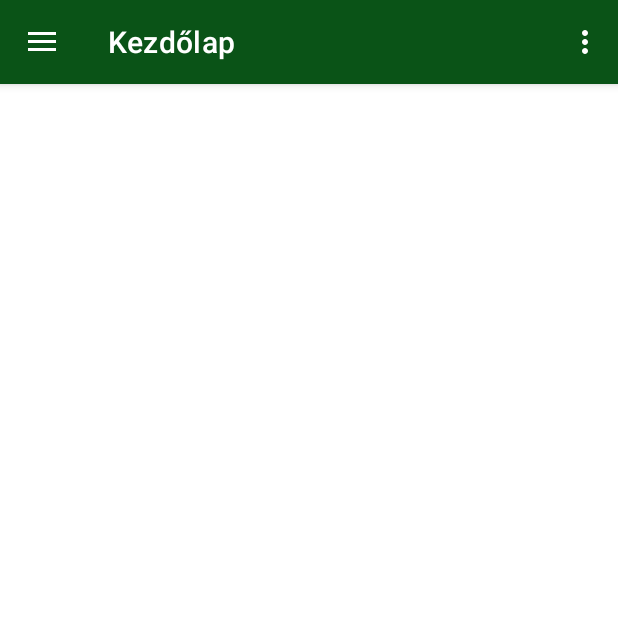
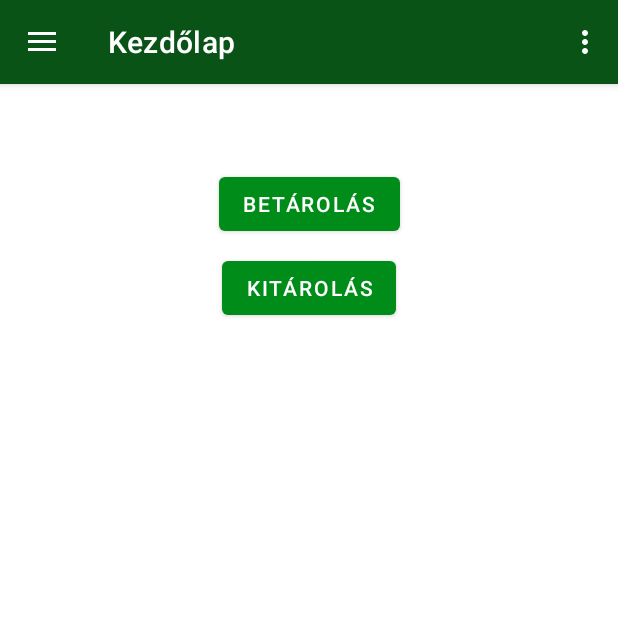
Before and after one commit to palinkasakos/raktar-kezeles, an Android app: the screen it shows after launch (MainActivity), on a phone screen of 412 x 824 dp, the top half of it. Run offline under Robolectric (Android 15) with nearby library versions, the phone set to English and light mode, and no system bars; our stand-ins replace Dagger/Hilt's generated code, Timber, data binding, navigation-ui, paging; libraries missing offline, so code that uses them is left out: androidx.hilt.work.

Commit message:
home fragment, navigation fix

```diff
--- a/app/src/main/java/com/palinkas/raktar/ui/common/BaseBindingFragment.kt
+++ b/app/src/main/java/com/palinkas/raktar/ui/common/BaseBindingFragment.kt
@@ -28,9 +28,6 @@ abstract class BaseBindingFragment<V : ViewDataBinding, VM : BaseViewModel> : Fr
     private val localJob: Job = Job()
     override val coroutineContext: CoroutineContext
         get() = Dispatchers.Main + localJob
-
-    @Inject
-    lateinit var loadingHelper: LoadingHelper
 
     @Inject
     lateinit var prefManager: PrefManager
--- a/app/src/main/java/com/palinkas/raktar/ui/common/BaseViewModel.kt
+++ b/app/src/main/java/com/palinkas/raktar/ui/common/BaseViewModel.kt
@@ -5,6 +5,7 @@ import androidx.lifecycle.ViewModel
 import androidx.lifecycle.viewModelScope
 import com.palinkas.raktar.utils.BusinessException
 import com.palinkas.raktar.utils.LoadingHelper
+import dagger.hilt.android.lifecycle.HiltViewModel
 import kotlinx.coroutines.Dispatchers
 import kotlinx.coroutines.flow.MutableSharedFlow
 import kotlinx.coroutines.flow.SharedFlow
@@ -14,7 +15,8 @@ import kotlinx.coroutines.withContext
 import timber.log.Timber
 import javax.inject.Inject
 
-open class BaseViewModel : ViewModel() {
+@HiltViewModel
+open class BaseViewModel @Inject constructor() : ViewModel() {
     @Inject
     lateinit var loadingHelper: LoadingHelper
 
@@ -41,13 +43,13 @@ open class BaseViewModel : ViewModel() {
 
     fun showLoading() {
         viewModelScope.launch {
-            loadingHelper.showLoading()
+            //loadingHelper.showLoading()
         }
     }
 
     fun hideLoading() {
         viewModelScope.launch {
-            loadingHelper.hideLoading()
+            //loadingHelper.hideLoading()
         }
     }
 
--- a/app/src/main/java/com/palinkas/raktar/ui/deliveryNoteIn/DeliveryNoteInFragment.kt
+++ /dev/null
@@ -1,36 +0,0 @@
-package com.palinkas.raktar.ui.deliveryNoteIn
-
-import android.os.Bundle
-import android.view.LayoutInflater
-import android.view.View
-import android.view.ViewGroup
-import androidx.fragment.app.Fragment
-import androidx.lifecycle.ViewModelProvider
-import com.palinkas.raktar.databinding.FragmentDeliveryNoteInBinding
-
-class DeliveryNoteInFragment : Fragment() {
-
-    private var _binding: FragmentDeliveryNoteInBinding? = null
-
-    // This property is only valid between onCreateView and
-    // onDestroyView.
-    private val binding get() = _binding!!
-
-    override fun onCreateView(
-        inflater: LayoutInflater,
-        container: ViewGroup?,
-        savedInstanceState: Bundle?
-    ): View {
-        val deliveryNoteInViewModel =
-            ViewModelProvider(this)[DeliveryNoteInViewModel::class.java]
-
-        _binding = FragmentDeliveryNoteInBinding.inflate(inflater, container, false)
-
-        return binding.root
-    }
-
-    override fun onDestroyView() {
-        super.onDestroyView()
-        _binding = null
-    }
-}
--- a/app/src/main/java/com/palinkas/raktar/ui/deliveryNoteIn/DeliveryNoteInViewModel.kt
+++ /dev/null
@@ -1,9 +0,0 @@
-package com.palinkas.raktar.ui.deliveryNoteIn
-
-import androidx.lifecycle.LiveData
-import androidx.lifecycle.MutableLiveData
-import androidx.lifecycle.ViewModel
-
-class DeliveryNoteInViewModel : ViewModel() {
-
-}
--- /dev/null
+++ b/app/src/main/java/com/palinkas/raktar/ui/home/HomeFragment.kt
@@ -0,0 +1,41 @@
+package com.palinkas.raktar.ui.home
+
+import android.os.Bundle
+import android.view.LayoutInflater
+import android.view.View
+import android.view.ViewGroup
+import androidx.fragment.app.viewModels
+import com.palinkas.raktar.databinding.FragmentHomeBinding
+import com.palinkas.raktar.ui.common.BaseBindingFragment
+import com.palinkas.raktar.utils.navigateTo
+import com.palinkas.raktar.utils.setDebouncingOnClickListener
+import dagger.hilt.android.AndroidEntryPoint
+
+@AndroidEntryPoint
+class HomeFragment : BaseBindingFragment<FragmentHomeBinding, HomeViewModel>() {
+    private val homeViewModel by viewModels<HomeViewModel>()
+
+    override fun onCreateView(
+        inflater: LayoutInflater,
+        container: ViewGroup?,
+        savedInstanceState: Bundle?
+    ): View {
+        binding = FragmentHomeBinding.inflate(inflater, container, false)
+
+        initListeners()
+
+        return binding.root
+    }
+
+    private fun initListeners() {
+        binding.navigateStorageInButton.setDebouncingOnClickListener {
+            navigateTo(HomeFragmentDirections.actionNavHomeToStorageInFragment())
+        }
+
+        binding.navigateStorageOutButton.setDebouncingOnClickListener {
+
+        }
+    }
+
+    override fun setUpViewModel() = homeViewModel
+}
--- /dev/null
+++ b/app/src/main/java/com/palinkas/raktar/ui/home/HomeViewModel.kt
@@ -0,0 +1,8 @@
+package com.palinkas.raktar.ui.home
+
+import androidx.lifecycle.ViewModel
+import com.palinkas.raktar.ui.common.BaseViewModel
+
+class HomeViewModel : BaseViewModel() {
+
+}
--- a/app/src/main/java/com/palinkas/raktar/ui/storageIn/StorageInFragment.kt
+++ b/app/src/main/java/com/palinkas/raktar/ui/storageIn/StorageInFragment.kt
@@ -6,7 +6,6 @@ import android.view.View
 import android.view.ViewGroup
 import androidx.fragment.app.Fragment
 import androidx.lifecycle.ViewModelProvider
-import com.palinkas.raktar.databinding.FragmentDeliveryNoteInBinding
 import com.palinkas.raktar.databinding.FragmentStorageInBinding
 
 class StorageInFragment : Fragment() {
--- a/app/src/main/res/layout/fragment_company.xml
+++ b/app/src/main/res/layout/fragment_company.xml
@@ -104,6 +104,8 @@
             android:text="@string/new_storage_upper"
             app:layout_constraintBottom_toBottomOf="parent"
             app:layout_constraintEnd_toEndOf="parent"
+            android:layout_marginEnd="16dp"
+            android:layout_marginBottom="16dp"
             tools:icon="@android:drawable/ic_input_add" />
     </androidx.constraintlayout.widget.ConstraintLayout>
 </layout>
--- a/app/src/main/res/layout/fragment_delivery_note_in.xml
+++ /dev/null
@@ -1,17 +0,0 @@
-<?xml version="1.0" encoding="utf-8"?>
-<layout xmlns:android="http://schemas.android.com/apk/res/android"
-    xmlns:app="http://schemas.android.com/apk/res-auto"
-    xmlns:tools="http://schemas.android.com/tools">
-
-    <data>
-<variable
-    name="vm"
-    type="com.palinkas.raktar.ui.deliveryNoteIn.DeliveryNoteInViewModel" />
-    </data>
-
-    <androidx.constraintlayout.widget.ConstraintLayout
-        android:layout_width="match_parent"
-        android:layout_height="match_parent"
-        tools:context=".ui.deliveryNoteIn.DeliveryNoteInFragment"
-        android:padding="8dp"/>
-</layout>
--- /dev/null
+++ b/app/src/main/res/layout/fragment_home.xml
@@ -0,0 +1,45 @@
+<?xml version="1.0" encoding="utf-8"?>
+<layout xmlns:android="http://schemas.android.com/apk/res/android"
+    xmlns:app="http://schemas.android.com/apk/res-auto"
+    xmlns:tools="http://schemas.android.com/tools">
+
+    <data>
+
+        <variable
+            name="vm"
+            type="com.palinkas.raktar.ui.home.HomeViewModel" />
+    </data>
+
+    <androidx.constraintlayout.widget.ConstraintLayout
+        android:layout_width="match_parent"
+        android:layout_height="match_parent"
+        android:padding="8dp"
+        android:theme="@style/Theme.Raktar">
+
+        <com.google.android.material.button.MaterialButton
+            android:id="@+id/navigate_storage_in_button"
+            android:layout_width="wrap_content"
+            android:layout_height="wrap_content"
+            android:text="@string/storage_in_button"
+            app:layout_constraintTop_toTopOf="parent"
+            app:layout_constraintStart_toStartOf="parent"
+            app:layout_constraintEnd_toEndOf="parent"
+            android:layout_marginTop="48dp"
+            />
+
+
+        <com.google.android.material.button.MaterialButton
+            android:id="@+id/navigate_storage_out_button"
+            android:layout_width="wrap_content"
+            android:layout_height="wrap_content"
+            android:text="@string/storage_out_button"
+            app:layout_constraintTop_toBottomOf="@id/navigate_storage_in_button"
+            app:layout_constraintStart_toStartOf="parent"
+            app:layout_constraintEnd_toEndOf="parent"
+            android:layout_marginTop="8dp"
+            />
+
+
+
+    </androidx.constraintlayout.widget.ConstraintLayout>
+</layout>
--- a/app/src/main/res/layout/fragment_product_list.xml
+++ b/app/src/main/res/layout/fragment_product_list.xml
@@ -31,7 +31,7 @@
                 <include
                     layout="@layout/search_bar"
                     android:id="@+id/search_bar_layout"
-                    app:hint="Keresés..." />
+                    hint="Keresés..."/>
             </com.google.android.material.card.MaterialCardView>
         </com.google.android.material.appbar.AppBarLayout>
 
@@ -61,6 +61,8 @@
             app:layout_constraintBottom_toBottomOf="parent"
             app:layout_constraintEnd_toEndOf="parent"
             app:srcCompat="@android:drawable/ic_input_add"
+            android:layout_marginEnd="16dp"
+            android:layout_marginBottom="16dp"
             tools:icon="@android:drawable/ic_input_add"/>
     </androidx.constraintlayout.widget.ConstraintLayout>
 </layout>
--- a/app/src/main/res/layout/fragment_storage.xml
+++ b/app/src/main/res/layout/fragment_storage.xml
@@ -70,6 +70,8 @@
             android:focusable="true"
             app:layout_constraintBottom_toBottomOf="parent"
             app:layout_constraintEnd_toEndOf="parent"
+            android:layout_marginEnd="16dp"
+            android:layout_marginBottom="16dp"
             app:srcCompat="@android:drawable/ic_menu_save" />
     </androidx.constraintlayout.widget.ConstraintLayout>
 </layout>
--- a/app/src/main/res/navigation/mobile_navigation.xml
+++ b/app/src/main/res/navigation/mobile_navigation.xml
@@ -7,9 +7,13 @@
 
     <fragment
         android:id="@+id/nav_home"
-        android:name="com.palinkas.raktar.ui.deliveryNoteIn.DeliveryNoteInFragment"
+        android:name="com.palinkas.raktar.ui.home.HomeFragment"
         android:label="@string/menu_home"
-        tools:layout="@layout/fragment_delivery_note_in" />
+        tools:layout="@layout/fragment_home" >
+        <action
+            android:id="@+id/action_nav_home_to_storageInFragment"
+            app:destination="@id/storageInFragment" />
+    </fragment>
 
     <fragment
         android:id="@+id/nav_products"
@@ -25,7 +29,11 @@
         android:id="@+id/nav_company"
         android:name="com.palinkas.raktar.ui.company.CompanyFragment"
         android:label="@string/menu_company"
-        tools:layout="@layout/fragment_company" />
+        tools:layout="@layout/fragment_company" >
+        <action
+            android:id="@+id/action_nav_company_to_storageFragment"
+            app:destination="@id/storageFragment" />
+    </fragment>
     <fragment
         android:id="@+id/productDetailFragment"
         android:name="com.palinkas.raktar.ui.product_detail.ProductDetailFragment"
@@ -35,4 +43,14 @@
             android:name="productId"
             app:argType="string" />
     </fragment>
+    <fragment
+        android:id="@+id/storageFragment"
+        android:name="com.palinkas.raktar.ui.company.StorageFragment"
+        android:label="StorageFragment"
+        tools:layout="@layout/fragment_storage"/>
+    <fragment
+        android:id="@+id/storageInFragment"
+        android:name="com.palinkas.raktar.ui.storageIn.StorageInFragment"
+        android:label="StorageInFragment"
+        tools:layout="@layout/fragment_storage_in"/>
 </navigation>
--- a/app/src/main/res/values/strings.xml
+++ b/app/src/main/res/values/strings.xml
@@ -40,5 +40,9 @@
     <string name="search_bar_hint">Keresés...</string>
     <string name="new_product">ÚJ TERMÉK</string>
     <string name="new_storage_upper">ÚJ RAKTÁR</string>
+    <string name="qtt_label">Mennyiség:</string>
+    <string name="product_label">Termék:</string>
+    <string name="storage_in_button">BETÁROLÁS</string>
+    <string name="storage_out_button">KITÁROLÁS</string>
 
 </resources>
```
Also changed, not shown: app/src/main/res/layout/fragment_storage_in.xml (+21 -2 lines).
